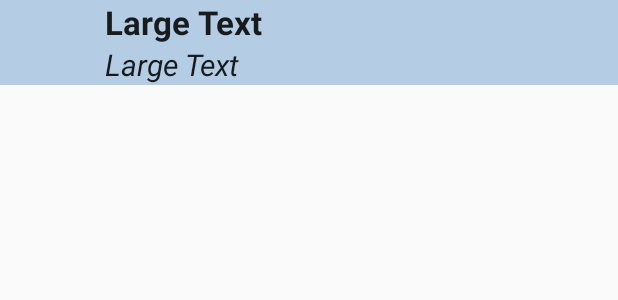
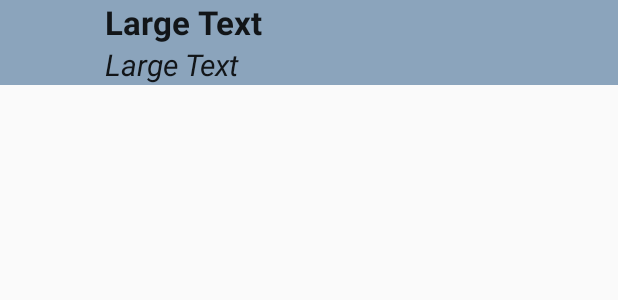
Before and after one commit to hasbrour1/NHLTracker, an Android app: the layout list_view_adapter.xml on its own in the app's theme, with its tools: preview values and no code run, on a phone screen of 412 x 824 dp. Shown: the top 300 px of the screen. Run offline under Robolectric (Android 15) with nearby library versions, the phone set to English and light mode, and no system bars.

Commit message:
tweaked UI colors and sizes

```diff
--- a/app/src/main/res/layout/activity_add_team.xml
+++ b/app/src/main/res/layout/activity_add_team.xml
@@ -22,7 +22,8 @@
         android:layout_width="match_parent"
         android:layout_height="359dp"
         android:id="@+id/add_team_list_view"
-        android:background="#90a7cbd8"/>
+        android:background="#90a7cbd8"
+        android:layout_weight="1.06"/>
 
     <Space
         android:layout_width="20px"
--- a/app/src/main/res/layout/list_view_adapter.xml
+++ b/app/src/main/res/layout/list_view_adapter.xml
@@ -4,7 +4,7 @@
               android:layout_width="fill_parent"
               android:layout_height="wrap_content"
               android:weightSum="1"
-              android:background="#9988afd5">
+              android:background="#99416b93">
 
     <LinearLayout
         android:orientation="horizontal"
--- a/app/src/main/res/layout/team_detail_list_view_adapter.xml
+++ b/app/src/main/res/layout/team_detail_list_view_adapter.xml
@@ -3,7 +3,7 @@
               android:orientation="vertical"
               android:layout_width="match_parent"
               android:layout_height="match_parent"
-              android:background="#9988afd5">
+              android:background="#99416b93">
 
     <LinearLayout
         android:orientation="horizontal"
--- a/app/src/main/res/layout/team_list_view_adapter.xml
+++ b/app/src/main/res/layout/team_list_view_adapter.xml
@@ -3,7 +3,7 @@
               android:orientation="vertical"
               android:layout_width="match_parent"
               android:layout_height="wrap_content"
-              android:background="#9988afd5">
+              android:background="#99416b93">
 
     <LinearLayout
         android:orientation="horizontal"
```
